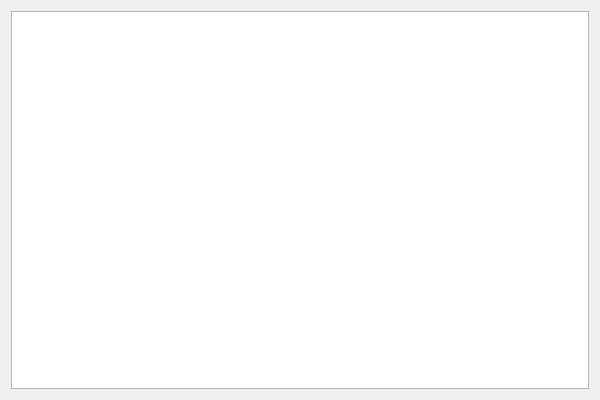
The window that widget.ui (johann-bauer/psychoCards) describes before a commit, drawn with Qt 5.
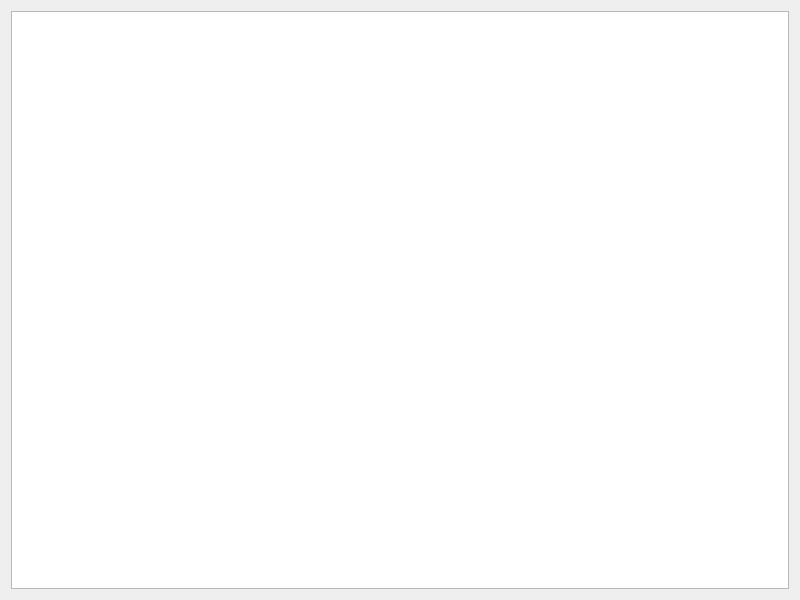
The same window after the commit.

What changed in the file:
```diff
--- a/widget.ui
+++ b/widget.ui
@@ -6,8 +6,8 @@
    <rect>
     <x>0</x>
     <y>0</y>
-    <width>600</width>
-    <height>400</height>
+    <width>800</width>
+    <height>600</height>
    </rect>
   </property>
   <property name="windowTitle">
```
Left out of the diff: 3 changed lines with no effect on the pictures.
